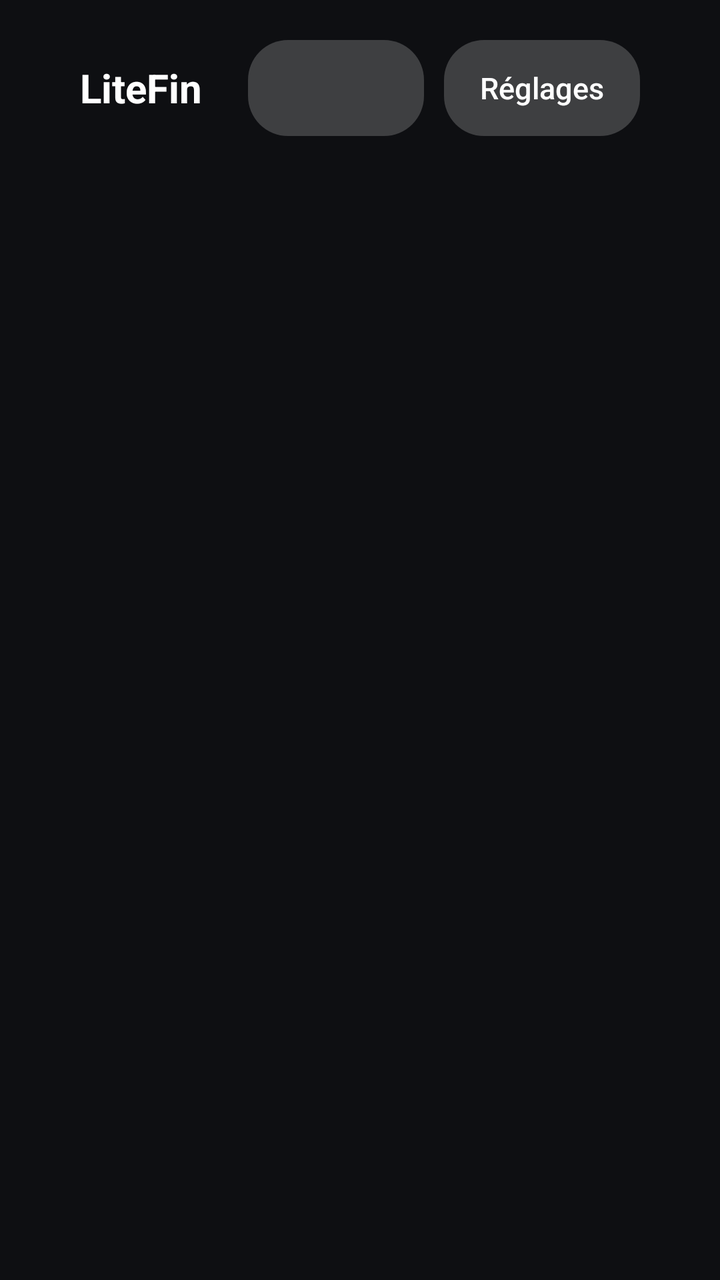
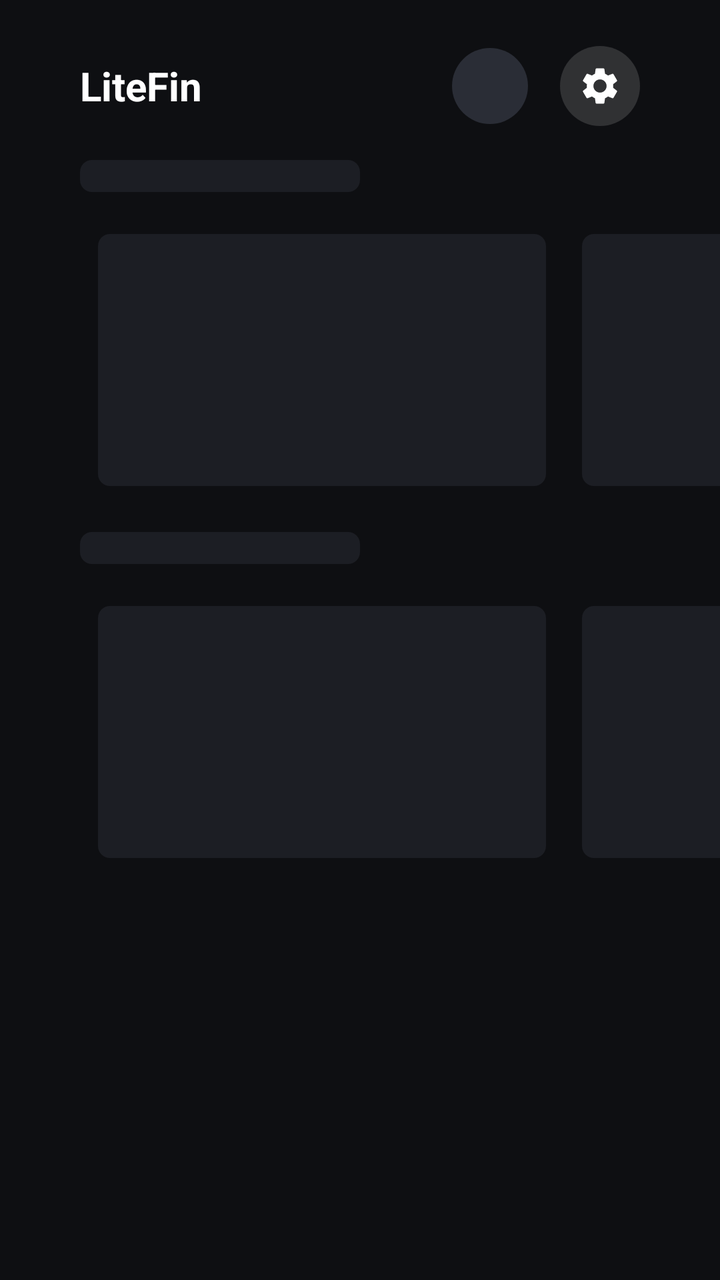

An Android layout rendered at two revisions. The XML below is the earlier revision; the diff shows what the commit changed to produce the second picture.
<!-- AndroidManifest.xml: application theme AppTheme -->
<!-- res/layout/activity_home.xml -->
<?xml version="1.0" encoding="utf-8"?>
<LinearLayout xmlns:android="http://schemas.android.com/apk/res/android"
    android:layout_width="match_parent"
    android:layout_height="match_parent"
    android:orientation="vertical"
    android:paddingStart="40dp"
    android:paddingTop="20dp">

    <LinearLayout android:id="@+id/header" android:layout_width="match_parent" android:layout_height="wrap_content"
        android:orientation="horizontal" android:gravity="center_vertical">
        <TextView style="@style/Title" android:layout_width="wrap_content"
            android:layout_height="wrap_content" android:text="LiteFin" />
        <View android:layout_width="0dp" android:layout_height="1dp" android:layout_weight="1" />
        <Button android:id="@+id/user" style="@style/Btn" />
        <Button android:id="@+id/settings" style="@style/Btn" android:layout_marginEnd="40dp" android:text="Réglages" />
    </LinearLayout>

    <TextView android:id="@+id/status" android:layout_width="wrap_content" android:layout_height="wrap_content"
        android:layout_marginTop="12dp" android:textColor="@color/text2" android:visibility="gone" />

    <androidx.recyclerview.widget.RecyclerView android:id="@+id/rows" android:layout_width="match_parent"
        android:layout_height="match_parent" android:clipToPadding="false" android:paddingBottom="40dp" />
</LinearLayout>
<!-- resources referenced by this layout -->
<resources>
  <color name="text2">#FFA8ABB3</color>
  <style name="Btn">
          <item name="android:layout_width">wrap_content</item>
          <item name="android:layout_height">wrap_content</item>
          <item name="android:background">@drawable/btn_bg</item>
          <item name="android:textColor">@color/btn_text</item>
          <item name="android:textSize">15sp</item>
          <item name="android:paddingStart">18dp</item>
          <item name="android:paddingEnd">18dp</item>
          <item name="android:paddingTop">8dp</item>
          <item name="android:paddingBottom">8dp</item>
          <item name="android:layout_marginEnd">10dp</item>
          <item name="android:focusable">true</item>
          <item name="android:stateListAnimator">@null</item>
          <item name="android:textAllCaps">false</item>
          <item name="android:singleLine">true</item>
      </style>
  <style name="Title">
          <item name="android:textColor">@android:color/white</item>
          <item name="android:textSize">20sp</item>
          <item name="android:textStyle">bold</item>
      </style>
  <style name="AppTheme" parent="@android:style/Theme.DeviceDefault.NoActionBar">
          <item name="android:windowBackground">@color/bg</item>
          <item name="android:colorAccent">@color/accent</item>
          <item name="android:windowAnimationStyle">@null</item>
          <item name="android:windowContentTransitions">false</item>
      </style>
  <!-- drawable btn_bg (drawable) -->
  <?xml version="1.0" encoding="utf-8"?>
  <selector xmlns:android="http://schemas.android.com/apk/res/android">
      <item android:state_focused="true">
          <shape><solid android:color="@android:color/white" /><corners android:radius="20dp" /></shape>
      </item>
      <item android:state_activated="true">
          <shape><solid android:color="@color/accent" /><corners android:radius="20dp" /></shape>
      </item>
      <item>
          <shape><solid android:color="#33FFFFFF" /><corners android:radius="20dp" /></shape>
      </item>
  </selector>
  <color name="bg">#FF0E0F12</color>
  <color name="accent">#FF00A4DC</color>
</resources>

<!-- the commit's change to res/layout/activity_home.xml (unified diff, before → after) -->
@@ -7,17 +7,52 @@
     android:paddingTop="20dp">
 
     <LinearLayout android:id="@+id/header" android:layout_width="match_parent" android:layout_height="wrap_content"
-        android:orientation="horizontal" android:gravity="center_vertical">
+        android:orientation="horizontal" android:gravity="center_vertical" android:paddingEnd="40dp">
         <TextView style="@style/Title" android:layout_width="wrap_content"
             android:layout_height="wrap_content" android:text="LiteFin" />
         <View android:layout_width="0dp" android:layout_height="1dp" android:layout_weight="1" />
-        <Button android:id="@+id/user" style="@style/Btn" />
-        <Button android:id="@+id/settings" style="@style/Btn" android:layout_marginEnd="40dp" android:text="Réglages" />
+        <FrameLayout android:id="@+id/user" android:layout_width="46dp" android:layout_height="46dp"
+            android:background="@drawable/avatar_ring" android:focusable="true" android:padding="4dp"
+            android:contentDescription="Changer de profil">
+            <FrameLayout android:id="@+id/user_frame" android:layout_width="match_parent" android:layout_height="match_parent"
+                android:background="@drawable/avatar_bg">
+                <TextView android:id="@+id/user_initial" android:layout_width="match_parent" android:layout_height="match_parent"
+                    android:gravity="center" android:textColor="@android:color/white" android:textSize="16sp" />
+                <ImageView android:id="@+id/user_image" android:layout_width="match_parent" android:layout_height="match_parent"
+                    android:scaleType="centerCrop" android:importantForAccessibility="no" />
+            </FrameLayout>
+        </FrameLayout>
+        <ImageButton android:id="@+id/settings" android:layout_width="40dp" android:layout_height="40dp"
+            android:layout_marginStart="12dp" android:background="@drawable/circle_btn_bg" android:padding="9dp"
+            android:scaleType="fitCenter" android:src="@drawable/ic_settings" android:tint="@color/btn_text"
+            android:contentDescription="Réglages" />
     </LinearLayout>
 
     <TextView android:id="@+id/status" android:layout_width="wrap_content" android:layout_height="wrap_content"
         android:layout_marginTop="12dp" android:textColor="@color/text2" android:visibility="gone" />
 
+    
+    <LinearLayout android:id="@+id/skeleton" android:layout_width="match_parent" android:layout_height="wrap_content"
+        android:orientation="vertical">
+        <include layout="@layout/skeleton_row" />
+        <include layout="@layout/skeleton_row" />
+    </LinearLayout>
+
     <androidx.recyclerview.widget.RecyclerView android:id="@+id/rows" android:layout_width="match_parent"
         android:layout_height="match_parent" android:clipToPadding="false" android:paddingBottom="40dp" />
 </LinearLayout>
+<!-- res/layout/skeleton_row.xml (included above) -->
+<?xml version="1.0" encoding="utf-8"?>
+<LinearLayout xmlns:android="http://schemas.android.com/apk/res/android"
+    android:layout_width="match_parent" android:layout_height="wrap_content" android:orientation="vertical"
+    android:paddingTop="14dp">
+    <View android:layout_width="140dp" android:layout_height="16dp" android:layout_marginBottom="12dp"
+        android:background="@drawable/skeleton_bg" />
+    <LinearLayout android:layout_width="wrap_content" android:layout_height="wrap_content" android:orientation="horizontal">
+        <View android:layout_width="224dp" android:layout_height="126dp" android:layout_margin="9dp" android:background="@drawable/skeleton_bg" />
+        <View android:layout_width="224dp" android:layout_height="126dp" android:layout_margin="9dp" android:background="@drawable/skeleton_bg" />
+        <View android:layout_width="224dp" android:layout_height="126dp" android:layout_margin="9dp" android:background="@drawable/skeleton_bg" />
+        <View android:layout_width="224dp" android:layout_height="126dp" android:layout_margin="9dp" android:background="@drawable/skeleton_bg" />
+        <View android:layout_width="224dp" android:layout_height="126dp" android:layout_margin="9dp" android:background="@drawable/skeleton_bg" />
+    </LinearLayout>
+</LinearLayout>
<!-- resource entries referenced after the edit -->
@@ -1,22 +1,38 @@
 <!-- resources referenced by this layout -->
 <resources>
   <color name="text2">#FFA8ABB3</color>
-  <style name="Btn">
-          <item name="android:layout_width">wrap_content</item>
-          <item name="android:layout_height">wrap_content</item>
-          <item name="android:background">@drawable/btn_bg</item>
-          <item name="android:textColor">@color/btn_text</item>
-          <item name="android:textSize">15sp</item>
-          <item name="android:paddingStart">18dp</item>
-          <item name="android:paddingEnd">18dp</item>
-          <item name="android:paddingTop">8dp</item>
-          <item name="android:paddingBottom">8dp</item>
-          <item name="android:layout_marginEnd">10dp</item>
-          <item name="android:focusable">true</item>
-          <item name="android:stateListAnimator">@null</item>
-          <item name="android:textAllCaps">false</item>
-          <item name="android:singleLine">true</item>
-      </style>
+  <!-- drawable avatar_bg (drawable) -->
+  <?xml version="1.0" encoding="utf-8"?>
+  <shape xmlns:android="http://schemas.android.com/apk/res/android" android:shape="oval">
+      <solid android:color="#FF2A2D36" />
+  </shape>
+  <!-- drawable avatar_ring (drawable) -->
+  <?xml version="1.0" encoding="utf-8"?>
+  <selector xmlns:android="http://schemas.android.com/apk/res/android">
+      <item android:state_focused="true">
+          <shape android:shape="oval"><stroke android:width="2dp" android:color="@android:color/white" /></shape>
+      </item>
+      <item><shape android:shape="oval"><solid android:color="@android:color/transparent" /></shape></item>
+  </selector>
+  <!-- drawable circle_btn_bg (drawable) -->
+  <?xml version="1.0" encoding="utf-8"?>
+  <selector xmlns:android="http://schemas.android.com/apk/res/android">
+      <item android:state_pressed="true"><shape android:shape="oval"><solid android:color="#FFC8CACF" /></shape></item>
+      <item android:state_focused="true"><shape android:shape="oval"><solid android:color="@android:color/white" /></shape></item>
+      <item><shape android:shape="oval"><solid android:color="@color/chip" /></shape></item>
+  </selector>
+  <!-- drawable ic_settings (drawable) -->
+  <?xml version="1.0" encoding="utf-8"?>
+  <vector xmlns:android="http://schemas.android.com/apk/res/android" android:width="24dp" android:height="24dp"
+      android:viewportWidth="24" android:viewportHeight="24">
+      <path android:fillColor="#FFFFFFFF" android:pathData="M19.14,12.94c0.04,-0.3 0.06,-0.61 0.06,-0.94c0,-0.32 -0.02,-0.64 -0.07,-0.94l2.03,-1.58c0.18,-0.14 0.23,-0.41 0.12,-0.61l-1.92,-3.32c-0.12,-0.22 -0.37,-0.29 -0.59,-0.22l-2.39,0.96c-0.5,-0.38 -1.03,-0.7 -1.62,-0.94L14.4,2.81c-0.04,-0.24 -0.24,-0.41 -0.48,-0.41h-3.84c-0.24,0 -0.43,0.17 -0.47,0.41L9.25,5.35C8.66,5.59 8.12,5.92 7.63,6.29L5.24,5.33c-0.22,-0.08 -0.47,0 -0.59,0.22L2.74,8.87C2.62,9.08 2.66,9.34 2.86,9.48l2.03,1.58C4.84,11.36 4.8,11.69 4.8,12s0.02,0.64 0.07,0.94l-2.03,1.58c-0.18,0.14 -0.23,0.41 -0.12,0.61l1.92,3.32c0.12,0.22 0.37,0.29 0.59,0.22l2.39,-0.96c0.5,0.38 1.03,0.7 1.62,0.94l0.36,2.54c0.05,0.24 0.24,0.41 0.48,0.41h3.84c0.24,0 0.44,-0.17 0.47,-0.41l0.36,-2.54c0.59,-0.24 1.13,-0.56 1.62,-0.94l2.39,0.96c0.22,0.08 0.47,0 0.59,-0.22l1.92,-3.32c0.12,-0.22 0.07,-0.47 -0.12,-0.61L19.14,12.94zM12,15.6c-1.98,0 -3.6,-1.62 -3.6,-3.6s1.62,-3.6 3.6,-3.6s3.6,1.62 3.6,3.6S13.98,15.6 12,15.6z" />
+  </vector>
+  <!-- drawable skeleton_bg (drawable) -->
+  <?xml version="1.0" encoding="utf-8"?>
+  <shape xmlns:android="http://schemas.android.com/apk/res/android">
+      <solid android:color="@color/card" />
+      <corners android:radius="6dp" />
+  </shape>
   <style name="Title">
           <item name="android:textColor">@android:color/white</item>
           <item name="android:textSize">20sp</item>
@@ -28,19 +44,8 @@
           <item name="android:windowAnimationStyle">@null</item>
           <item name="android:windowContentTransitions">false</item>
       </style>
-  <!-- drawable btn_bg (drawable) -->
-  <?xml version="1.0" encoding="utf-8"?>
-  <selector xmlns:android="http://schemas.android.com/apk/res/android">
-      <item android:state_focused="true">
-          <shape><solid android:color="@android:color/white" /><corners android:radius="20dp" /></shape>
-      </item>
-      <item android:state_activated="true">
-          <shape><solid android:color="@color/accent" /><corners android:radius="20dp" /></shape>
-      </item>
-      <item>
-          <shape><solid android:color="#33FFFFFF" /><corners android:radius="20dp" /></shape>
-      </item>
-  </selector>
+  <color name="chip">#24FFFFFF</color>
+  <color name="card">#FF1C1E24</color>
   <color name="bg">#FF0E0F12</color>
   <color name="accent">#FF00A4DC</color>
 </resources>
